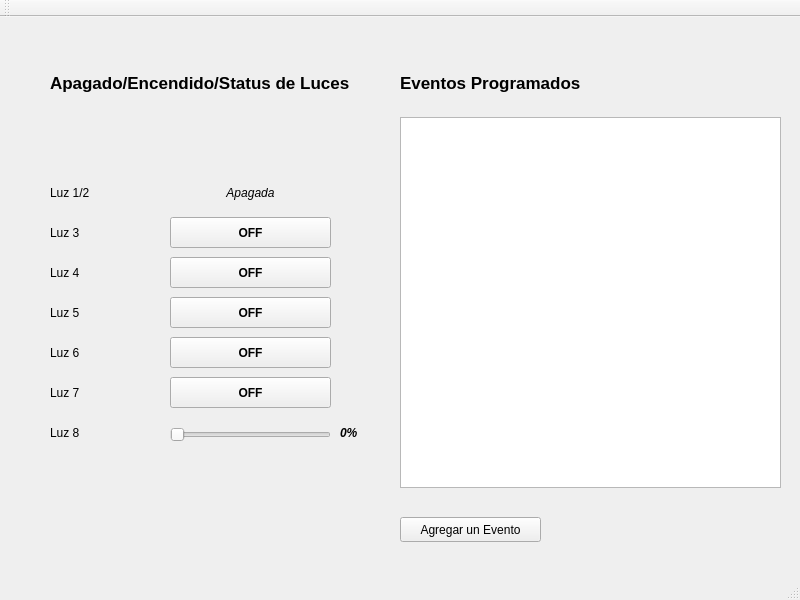
LauHidalgo/ControlLuces_P3, file ControlPrincipal/Proyecto_Main_3/pantalla_principal.ui: the form before one commit.
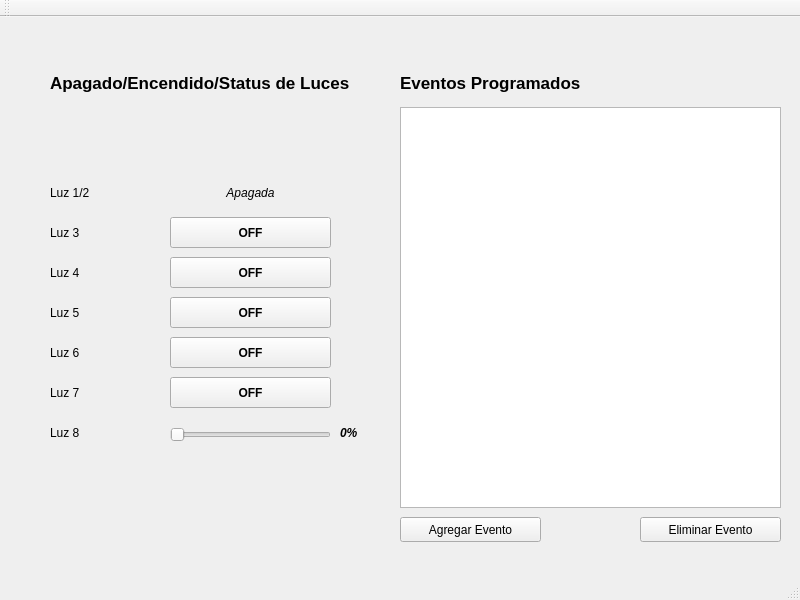
The form after the commit.

What changed in the file:
```diff
--- a/ControlPrincipal/Proyecto_Main_3/pantalla_principal.ui
+++ b/ControlPrincipal/Proyecto_Main_3/pantalla_principal.ui
@@ -373,33 +373,31 @@
      </rect>
     </property>
     <property name="text">
-     <string>Agregar un Evento</string>
+     <string>Agregar Evento</string>
     </property>
    </widget>
-   <widget class="QTableWidget" name="tableWidget_eventos">
+   <widget class="QPushButton" name="Button_evento_eliminar">
+    <property name="geometry">
+     <rect>
+      <x>640</x>
+      <y>500</y>
+      <width>141</width>
+      <height>25</height>
+     </rect>
+    </property>
+    <property name="text">
+     <string>Eliminar Evento</string>
+    </property>
+   </widget>
+   <widget class="QListWidget" name="listWidget">
     <property name="geometry">
      <rect>
       <x>400</x>
-      <y>100</y>
+      <y>90</y>
       <width>381</width>
-      <height>371</height>
+      <height>401</height>
      </rect>
     </property>
-    <property name="sizePolicy">
-     <sizepolicy hsizetype="Fixed" vsizetype="Expanding">
-      <horstretch>0</horstretch>
-      <verstretch>0</verstretch>
-     </sizepolicy>
-    </property>
-    <property name="showGrid">
-     <bool>true</bool>
-    </property>
-    <property name="rowCount">
-     <number>0</number>
-    </property>
-    <property name="columnCount">
-     <number>0</number>
-    </property>
    </widget>
   </widget>
   <widget class="QMenuBar" name="menuBar">
```
